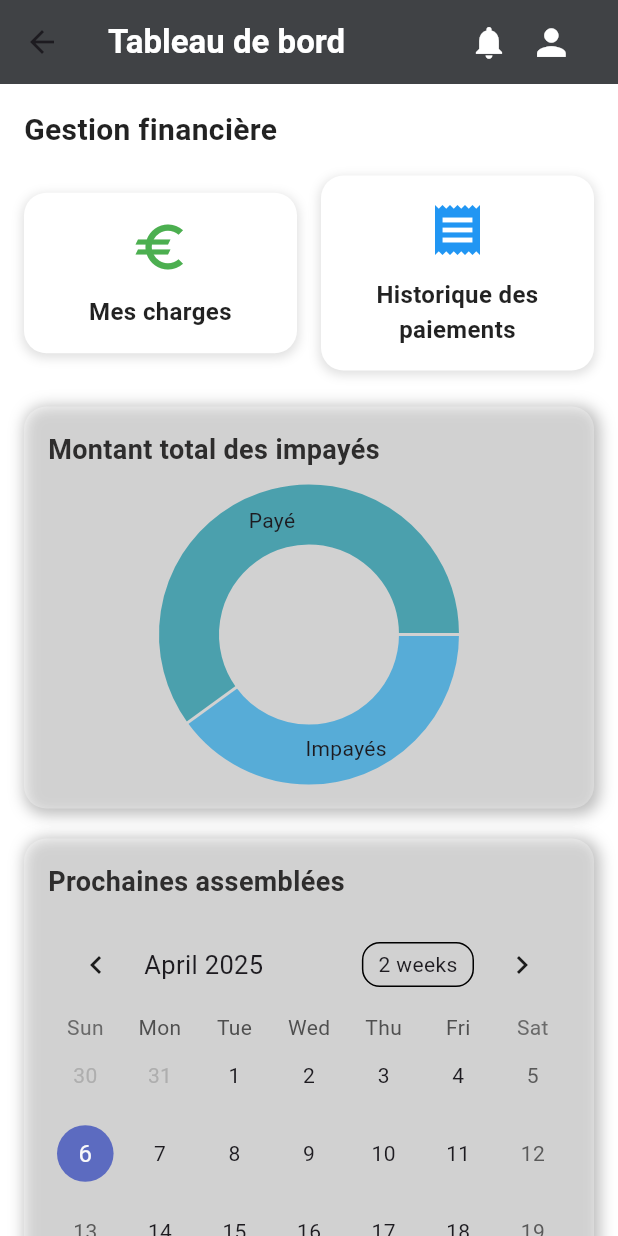
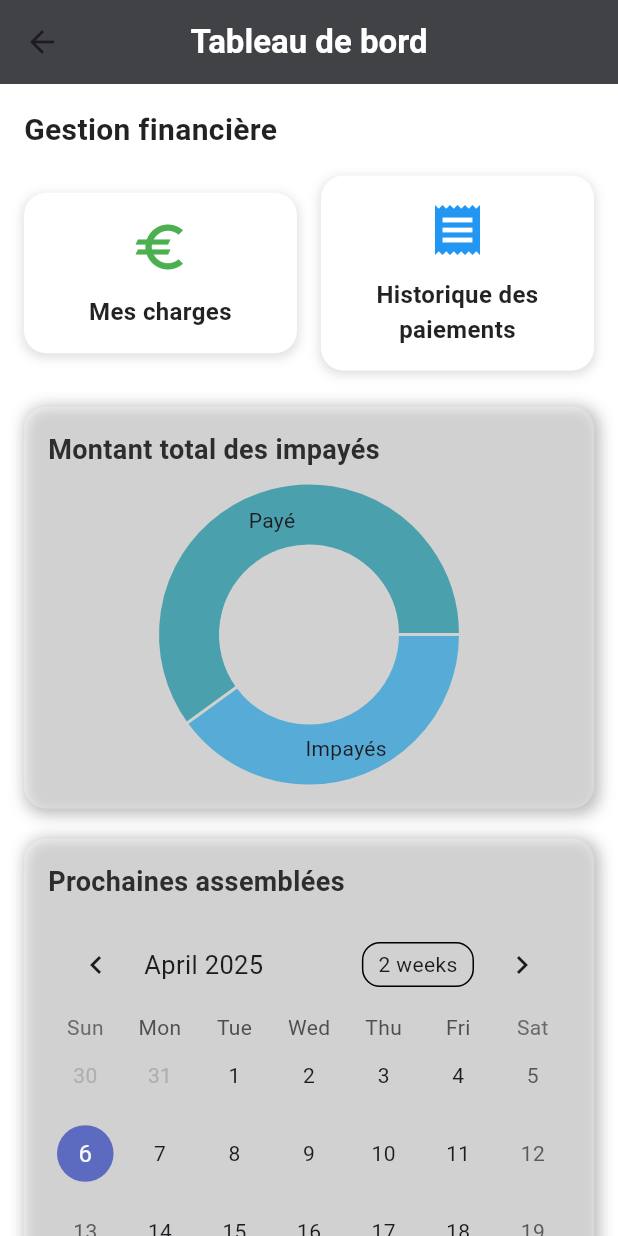
Before and after one commit to ouchin55edcx/syndic-app, a Flutter app: the DashboardPage screen opened directly, on a phone screen of 412 x 824 dp. Run offline on Flutter 3.47's test engine with Material 3 defaults, Android fonts, the phone set to English and light mode, and no system bars; drawn by our look-alikes of fl_chart, table_calendar; our stand-ins replace image_picker, salomon_bottom_bar; accounts and stored records are empty.

Commit message:
Improve style

```diff
--- a/lib/pages/dashboard_page.dart
+++ b/lib/pages/dashboard_page.dart
@@ -23,33 +23,11 @@ class DashboardPage extends StatelessWidget {
       appBar: AppBar(
         backgroundColor: const Color.fromARGB(255, 64, 66, 69),
         elevation: 0,
-        title: Row(
-          children: [
-            Text(
-              "Tableau de bord",
-              style: TextStyle(fontWeight: FontWeight.bold, color: Colors.white),
-            ),
-            Spacer(), // Ajoute un espace flexible entre le titre et les icônes
-            SizedBox(width: 20), // Ajoute un petit espace entre les icônes
-            NotificationBell(
-              onTap: () {
-                Navigator.push(
-                  context,
-                  MaterialPageRoute(builder: (context) => NotificationsPage()), // Redirige vers NotificationsPage
-                );
-              },
-            ),
-            GestureDetector(
-              onTap: () {
-                Navigator.push(
-                  context,
-                  MaterialPageRoute(builder: (context) => UserProfilePage()),
-                );
-              },
-              child: UserAvatar(), // Utilisation de textSize de 18
-            ),
-          ],
+        title: Text(
+          "Tableau de bord",
+          style: TextStyle(fontWeight: FontWeight.bold, color: Colors.white),
         ),
+        centerTitle: true,
       ),
       body: SingleChildScrollView(
         padding: EdgeInsets.all(16.0),
```
Also changed, not shown: lib/pages/OwnersListPage.dart (+4 -22 lines).
